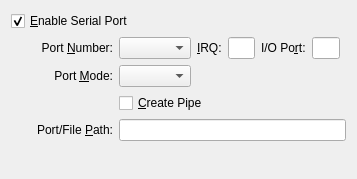
Above: src/VBox/Frontends/VirtualBox/src/settings/machine/UIMachineSettingsSerial.ui from pop-os/virtualbox before the change. Below: the same form after it.
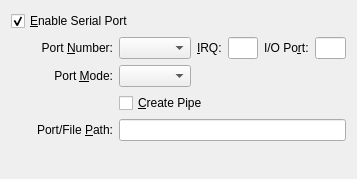
That is the form after the change.

```diff
--- a/src/VBox/Frontends/VirtualBox/src/settings/machine/UIMachineSettingsSerial.ui
+++ b/src/VBox/Frontends/VirtualBox/src/settings/machine/UIMachineSettingsSerial.ui
@@ -47,7 +47,7 @@
      <property name="sizeHint" >
       <size>
        <width>20</width>
-       <height>0</height>
+       <height>20</height>
       </size>
      </property>
     </spacer>
@@ -83,7 +83,7 @@
       <item row="0" column="1" >
        <widget class="QComboBox" name="mCbNumber" >
         <property name="whatsThis" >
-         <string>Selects the serial port number. You can choose one of the standard serial ports or select &lt;b>User-defined&lt;/b> and specify port parameters manually.</string>
+         <string>Displays the serial port number. You can choose one of the standard serial ports or select &lt;b>User-defined&lt;/b> and specify port parameters manually.</string>
         </property>
        </widget>
       </item>
@@ -99,8 +99,14 @@
       </item>
       <item row="0" column="3" >
        <widget class="QLineEdit" name="mLeIRQ" >
+        <property name="sizePolicy" >
+         <sizepolicy vsizetype="Fixed" hsizetype="Preferred" >
+          <horstretch>0</horstretch>
+          <verstretch>0</verstretch>
+         </sizepolicy>
+        </property>
         <property name="whatsThis" >
-         <string>Holds the IRQ number of this serial port. This should be a whole number between &lt;tt>0&lt;/tt> and &lt;tt>255&lt;/tt>. Values greater than &lt;tt>15&lt;/tt> may only be used if the &lt;b>I/O APIC&lt;/b> setting is enabled for this virtual machine.</string>
+         <string>Displays the IRQ number of this serial port. This should be a whole number between &lt;tt>0&lt;/tt> and &lt;tt>255&lt;/tt>. Values greater than &lt;tt>15&lt;/tt> may only be used if the &lt;b>IO APIC&lt;/b> setting is enabled for this virtual machine.</string>
         </property>
        </widget>
       </item>
@@ -116,29 +122,16 @@
       </item>
       <item row="0" column="5" >
        <widget class="QLineEdit" name="mLeIOPort" >
-        <property name="whatsThis" >
-         <string>Holds the base I/O port address of this serial port. Valid values are integer numbers in range from &lt;tt>0&lt;/tt> to &lt;tt>0xFFFF&lt;/tt>.</string>
-        </property>
-       </widget>
-      </item>
-      <item row="0" column="6" >
-       <spacer>
-        <property name="orientation" >
-        <enum>Qt::Horizontal</enum>
-       </property>
-        <property name="sizePolicy">
-         <sizepolicy hsizetype="Expanding" vsizetype="Fixed">
-          <horstretch>1</horstretch>
+        <property name="sizePolicy" >
+         <sizepolicy vsizetype="Fixed" hsizetype="Preferred" >
+          <horstretch>0</horstretch>
           <verstretch>0</verstretch>
          </sizepolicy>
         </property>
-        <property name="sizeHint" >
-         <size>
-          <width>0</width>
-          <height>0</height>
-         </size>
+        <property name="whatsThis" >
+         <string>Displays the base I/O port address of this serial port. Valid values are integer numbers in range from &lt;tt>0&lt;/tt> to &lt;tt>0xFFFF&lt;/tt>.</string>
         </property>
-       </spacer>
+       </widget>
       </item>
       <item row="1" column="0" >
        <widget class="QLabel" name="mLbMode" >
@@ -196,25 +189,38 @@
         </property>
        </widget>
       </item>
-      <item row="3" column="1" colspan="6" >
+      <item row="3" column="1" colspan="5" >
        <widget class="QLineEdit" name="mLePath" >
         <property name="whatsThis" >
-         <string>Holds the path to the serial port's pipe on the host when the port is working in &lt;b>Host Pipe&lt;/b> mode, or the host serial device name when the port is working in &lt;b>Host Device&lt;/b> mode.</string>
+         <string>Displays the path to the serial port's pipe on the host when the port is working in &lt;b>Host Pipe&lt;/b> mode, or the host serial device name when the port is working in &lt;b>Host Device&lt;/b> mode.</string>
         </property>
        </widget>
       </item>
      </layout>
     </widget>
    </item>
-   <item row="2" column="0" colspan="2" >
+   <item row="1" column="2" >
+    <spacer>
+     <property name="orientation" >
+      <enum>Qt::Horizontal</enum>
+     </property>
+     <property name="sizeHint" >
+      <size>
+       <width>40</width>
+       <height>20</height>
+      </size>
+     </property>
+    </spacer>
+   </item>
+   <item row="2" column="1" >
     <spacer>
      <property name="orientation" >
       <enum>Qt::Vertical</enum>
      </property>
      <property name="sizeHint" >
       <size>
-       <width>0</width>
-       <height>0</height>
+       <width>20</width>
+       <height>40</height>
       </size>
      </property>
     </spacer>
```
Left out of the diff: 16 changed lines with no effect on the pictures.
